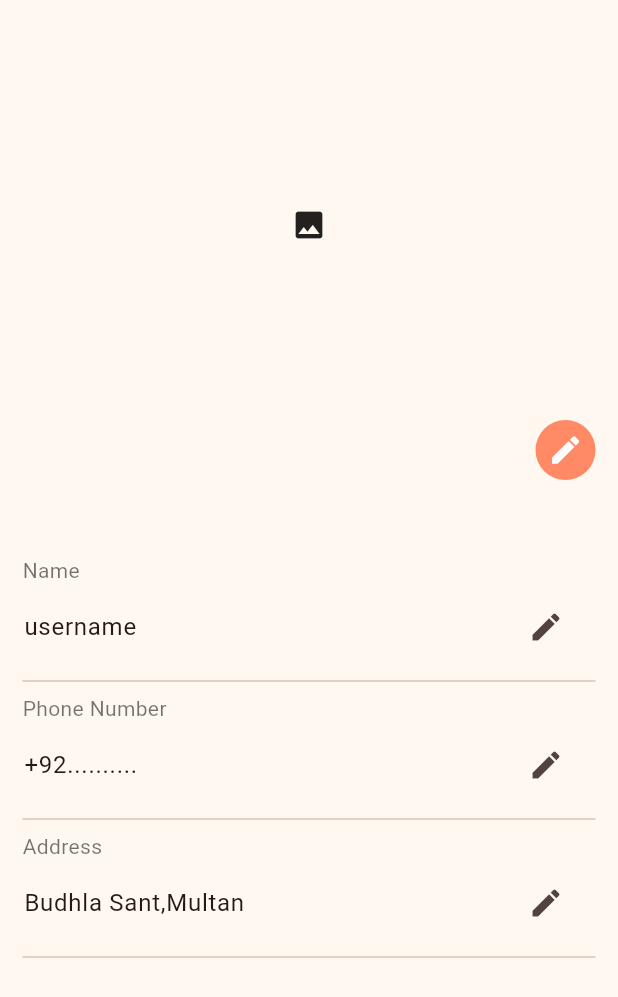
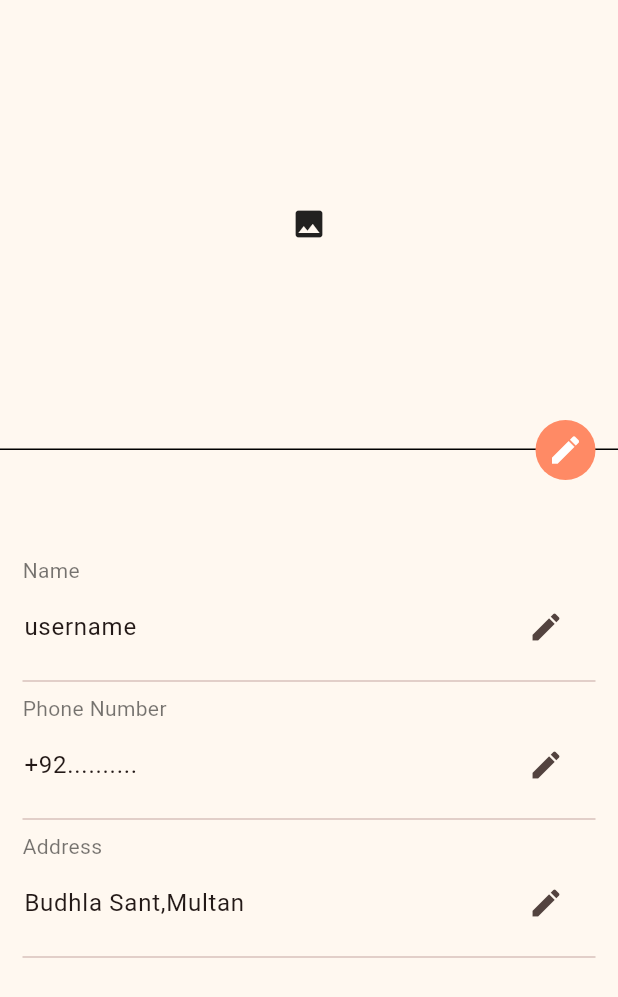
Before and after one commit to Umar-Gulzar/FastFood_Delivery_App, a Flutter app: the Profile screen opened directly, after a tap on the "edit" icon, on a phone screen of 412 x 824 dp. Shown: the top 997 px of the screen. Run offline on Flutter 3.47's test engine with Material 3 defaults, Android fonts, the phone set to English and light mode, and no system bars; our stand-ins replace firebase_auth, firebase_core, flutter_riverpod, fluttertoast, image_picker, lottie and 1 more; accounts and stored records are empty; statements that could not run were skipped.

Commit message:
add:custom alert dialog

```diff
--- a/lib/application/providers/Providers.dart
+++ b/lib/application/providers/Providers.dart
@@ -0,0 +1,8 @@
+import 'dart:io';
+import 'package:riverpod/riverpod.dart';
+import 'package:flutter_riverpod/flutter_riverpod.dart';
+
+final userNameProvider=StateProvider<String>((ref)=>"user");
+final phoneNoProvider=StateProvider<String>((ref)=>"+92 **********");
+final addressProvider=StateProvider<String>((ref)=>"current address");
+final imageProvider=StateProvider<File?>((ref)=>null);
--- a/lib/presentation/screens/customerProfile.dart
+++ b/lib/presentation/screens/customerProfile.dart
@@ -1,21 +1,13 @@
 import 'dart:io';
-
+import 'package:fastfood_app/application/providers/Providers.dart';
 import 'package:flutter/material.dart';
+import 'package:flutter_riverpod/flutter_riverpod.dart';
 import 'package:image_picker/image_picker.dart';
 
-class Profile extends StatefulWidget {
-  const Profile({super.key});
-
-  @override
-  State<Profile> createState() => _ProfileState();
-}
-
-class _ProfileState extends State<Profile> {
-
-  File? _img;
+class Profile extends ConsumerWidget {
   final _picker=ImagePicker();
 
-  Future getGalleryImage()async
+  Future getGalleryImage(WidgetRef ref)async
   {
     final pickedFile=await _picker.pickImage(source: ImageSource.gallery);
     if(pickedFile==null)
@@ -24,16 +16,11 @@ class _ProfileState extends State<Profile> {
     }
     else
     {
-      setState(() {
-        _img=File(pickedFile.path);
-      });
+      ref.read(imageProvider.notifier).state=File(pickedFile.path);
     }
 
-  }
-
-
-  @override
-  Widget build(BuildContext context) {
+  }@override
+  Widget build(BuildContext context,WidgetRef ref) {
     return Scaffold(
       backgroundColor: Color.fromRGBO(255, 248, 240, 1),
       body: Column(
@@ -43,10 +30,18 @@ class _ProfileState extends State<Profile> {
             height: 350,
             child: Stack(
               children: [
-                Container(
-                height: 300,
-                width: double.infinity,
-                child:_img!=null?Image.file(_img!.absolute,fit: BoxFit.cover,): const Icon(Icons.image),
+                Consumer(
+                  builder:(context,ref,child){
+                    final _img=ref.watch(imageProvider);
+                    return Container(
+                      decoration: BoxDecoration(
+                        border: Border(bottom: BorderSide(color: Colors.black))
+                      ),
+                      height: 300,
+                      width: double.infinity,
+                      child:_img!=null?Image.file(_img!.absolute,fit: BoxFit.cover,): const Icon(Icons.image),
+                    );
+                  },
                 ),
                 Positioned(
                   right: 15,
@@ -54,7 +49,7 @@ class _ProfileState extends State<Profile> {
                   child: CircleAvatar(
                     backgroundColor: Colors.deepOrange[300],
                     child: IconButton(onPressed: (){
-                      getGalleryImage();
+                      getGalleryImage(ref);
                     }, icon: Icon(Icons.edit,color: Colors.white,)),
                   ),
                 )
```
Also changed, not shown: lib/presentation/widgets/profileUpdateAlertDialog.dart (added, +30 -0 lines).
